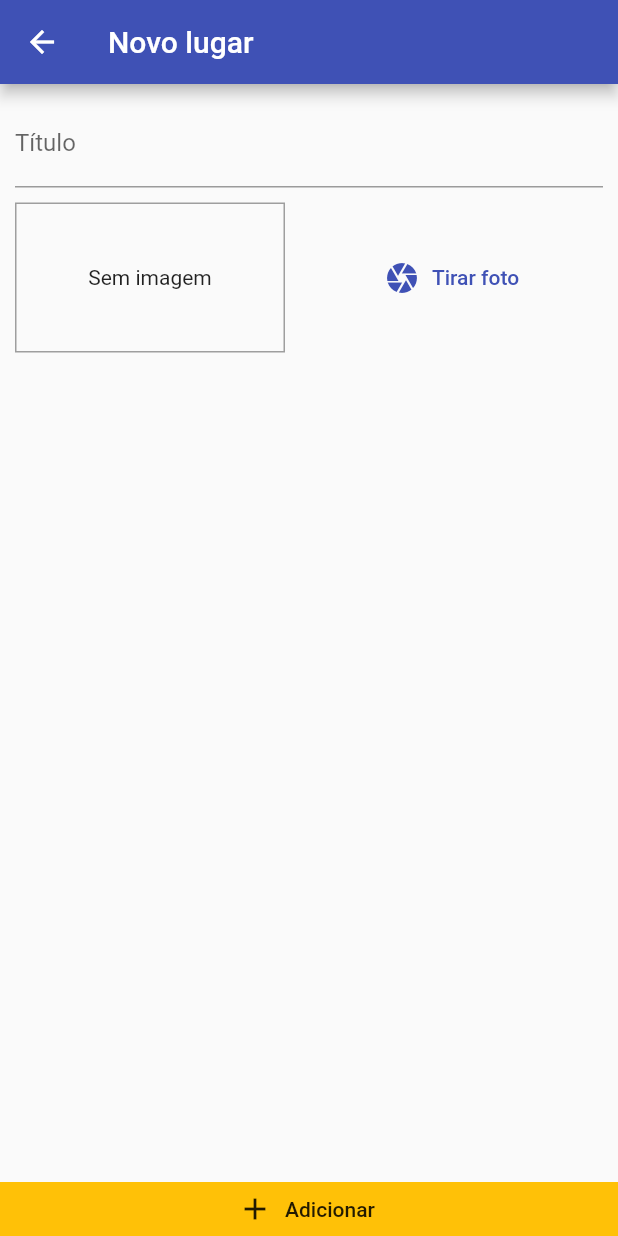
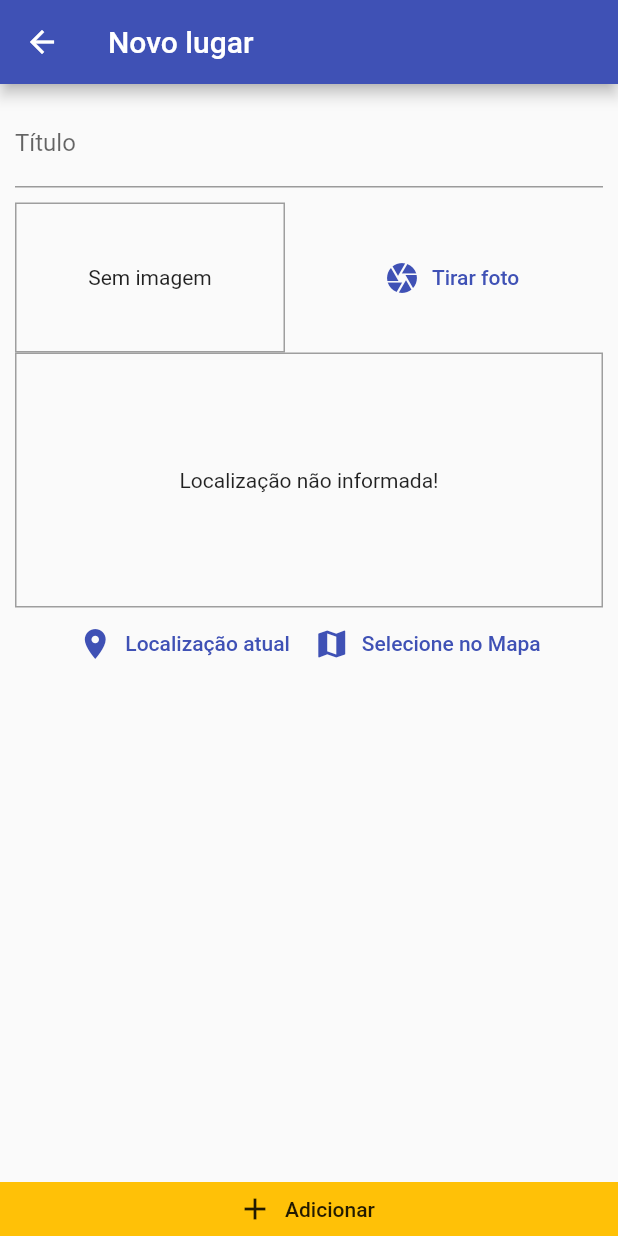
Before and after one commit to saulogusmao/great_places, a Flutter app: the screen it shows after launch, after a tap on the "add" icon, on a phone screen of 412 x 824 dp. Run offline on Flutter 3.47's test engine with Material 2 defaults, Android fonts, the phone set to English and light mode, and no system bars; our stand-ins replace image_picker, sqflite; accounts and stored records are empty.

Commit message:
SQLite 2

```diff
--- a/lib/main.dart
+++ b/lib/main.dart
@@ -30,7 +30,7 @@ class MyApp extends StatelessWidget {
         ),
         home: PlacesListScreen(),
         routes: {
-          AppRoutes.PLACE_FORM: (context) => PlaceFormScreen(),
+          AppRoutes.placeForm: (context) => PlaceFormScreen(),
         },
       ),
     );
--- a/lib/provider/great_places.dart
+++ b/lib/provider/great_places.dart
@@ -7,6 +7,22 @@ import 'package:great_places/utils/db_util.dart';
 
 class GreatPlaces with ChangeNotifier {
   List<Place> _items = [];
+
+  Future<void> loadPlaces() async {
+    final dataList = await DbUtil.getData('places');
+    _items = dataList
+        .map(
+          (item) => Place(
+            id: item['id'],
+            title: item['title'],
+            image: File(item['image']),
+            location: null!,
+          ),
+        )
+        .toList();
+    notifyListeners();
+  }
+
   List<Place> get items {
     return [..._items];
   }
--- a/lib/screens/place_form_sreen.dart
+++ b/lib/screens/place_form_sreen.dart
@@ -7,6 +7,8 @@ import 'package:great_places/provider/great_places.dart';
 import 'package:great_places/utils/app_routes.dart';
 import 'package:great_places/widgets/image_input.dart';
 import 'package:provider/provider.dart';
+
+import '../widgets/location_input.dart';
 
 class PlaceFormScreen extends StatefulWidget {
   const PlaceFormScreen({super.key});
@@ -61,14 +63,14 @@ class _PlaceFormScreenState extends State<PlaceFormScreen> {
                       ),
                     ),
                     SizedBox(height: 10),
-                    ImageInput(this._selectImage),
+                    ImageInput(_selectImage),
+                    LocationInput(),
                   ],
                 ),
               ),
             ),
           ),
           ElevatedButton.icon(
-            onPressed: _submitForm,
             icon: Icon(Icons.add),
             label: Text('Adicionar'),
             style: ElevatedButton.styleFrom(
@@ -78,6 +80,7 @@ class _PlaceFormScreenState extends State<PlaceFormScreen> {
               tapTargetSize: MaterialTapTargetSize.shrinkWrap,
               shape: ContinuousRectangleBorder(),
             ),
+            onPressed: _submitForm,
           ),
         ],
       ),
--- a/lib/screens/places_list_screen.dart
+++ b/lib/screens/places_list_screen.dart
@@ -16,20 +16,26 @@ class PlacesListScreen extends StatelessWidget {
     return Scaffold(
       appBar: AppBar(
         title: Text('Meus lugares'),
-        actions: <Widget>[
+        actions: [
           IconButton(
             icon: Icon(Icons.add),
             onPressed: () {
-              Navigator.of(context).pushNamed(AppRoutes.PLACE_FORM);
+              Navigator.of(context).pushNamed(AppRoutes.placeForm);
             },
           ),
         ],
       ),
-      body: Consumer<GreatPlaces>(
+      body: FutureBuilder(
+        future: Provider.of<GreatPlaces>(context, listen: false).loadPlaces(),
+        builder: (context, snapshot) =>
+            snapshot.connectionState == ConnectionState.waiting
+                ? Center(child: CircularProgressIndicator())
+                : Consumer<GreatPlaces>(
                     child: Center(
                       child: Text('Nenhum local cadastrado'),
                     ),
-        builder: (context, greatPlaces, child) => greatPlaces.itemsCount == 0
+                    builder: (context, greatPlaces, child) =>
+                        greatPlaces.itemsCount == 0
                             ? child!
                             : ListView.builder(
                                 itemCount: greatPlaces.itemsCount,
@@ -44,6 +50,7 @@ class PlacesListScreen extends StatelessWidget {
                                 ),
                               ),
                   ),
+      ),
     );
   }
 }
--- a/lib/utils/app_routes.dart
+++ b/lib/utils/app_routes.dart
@@ -1,3 +1,3 @@
 class AppRoutes {
-  static const String PLACE_FORM = '/place-form';
+  static const String placeForm = '/place-form';
 }
--- a/lib/utils/db_util.dart
+++ b/lib/utils/db_util.dart
@@ -22,4 +22,9 @@ class DbUtil {
       conflictAlgorithm: sql.ConflictAlgorithm.replace,
     );
   }
+
+  static Future<List<Map<String, dynamic>>> getData(String table) async {
+    final db = await DbUtil.database();
+    return db.query(table);
+  }
 }
--- a/lib/widgets/image_input.dart
+++ b/lib/widgets/image_input.dart
@@ -11,7 +11,7 @@ import 'package:path/path.dart' as path;
 class ImageInput extends StatefulWidget {
   final Function onSelectImage;
 
-  ImageInput(this.onSelectImage);
+  const ImageInput(this.onSelectImage, {Key? key}) : super(key: key);
 
   @override
   State<ImageInput> createState() => _ImageInputState();
--- /dev/null
+++ b/lib/widgets/location_input.dart
@@ -0,0 +1,53 @@
+import 'package:flutter/material.dart';
+
+class LocationInput extends StatefulWidget {
+  const LocationInput({Key? key}) : super(key: key);
+
+  @override
+  State<LocationInput> createState() => _LocationInputState();
+}
+
+class _LocationInputState extends State<LocationInput> {
+  String? _previewImageUrl;
+
+  @override
+  Widget build(BuildContext context) {
+    return Column(
+      children: [
+        Container(
+          height: 170,
+          width: double.infinity,
+          alignment: Alignment.center,
+          decoration: BoxDecoration(
+            border: Border.all(
+              width: 1,
+              color: Colors.grey,
+            ),
+          ),
+          child: _previewImageUrl == null
+              ? const Text('Localização não informada!')
+              : Image.network(
+                  _previewImageUrl!,
+                  fit: BoxFit.cover,
+                  width: double.infinity,
+                ),
+        ),
+        Row(
+          mainAxisAlignment: MainAxisAlignment.center,
+          children: [
+            TextButton.icon(
+              icon: const Icon(Icons.location_on),
+              label: const Text('Localização atual'),
+              onPressed: () {},
+            ),
+            TextButton.icon(
+              icon: const Icon(Icons.map),
+              label: const Text('Selecione no Mapa'),
+              onPressed: () {},
+            ),
+          ],
+        )
+      ],
+    );
+  }
+}
```
Also changed, not shown: 1 other file. Lines whose indentation alone changed are shown as unchanged.
